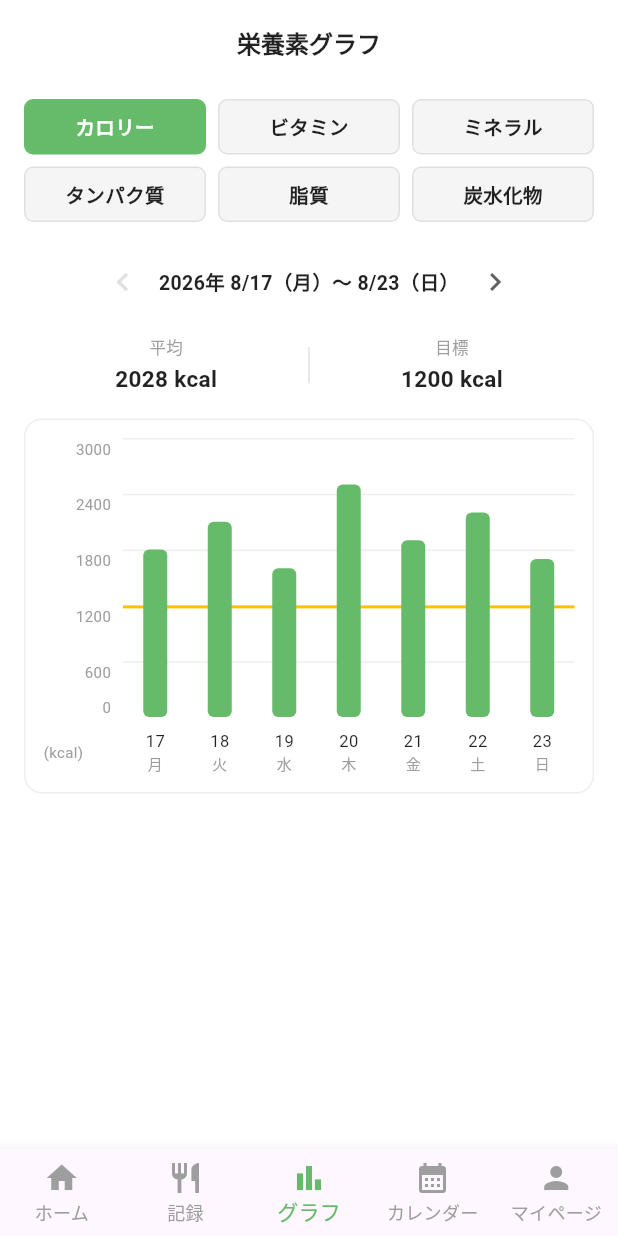
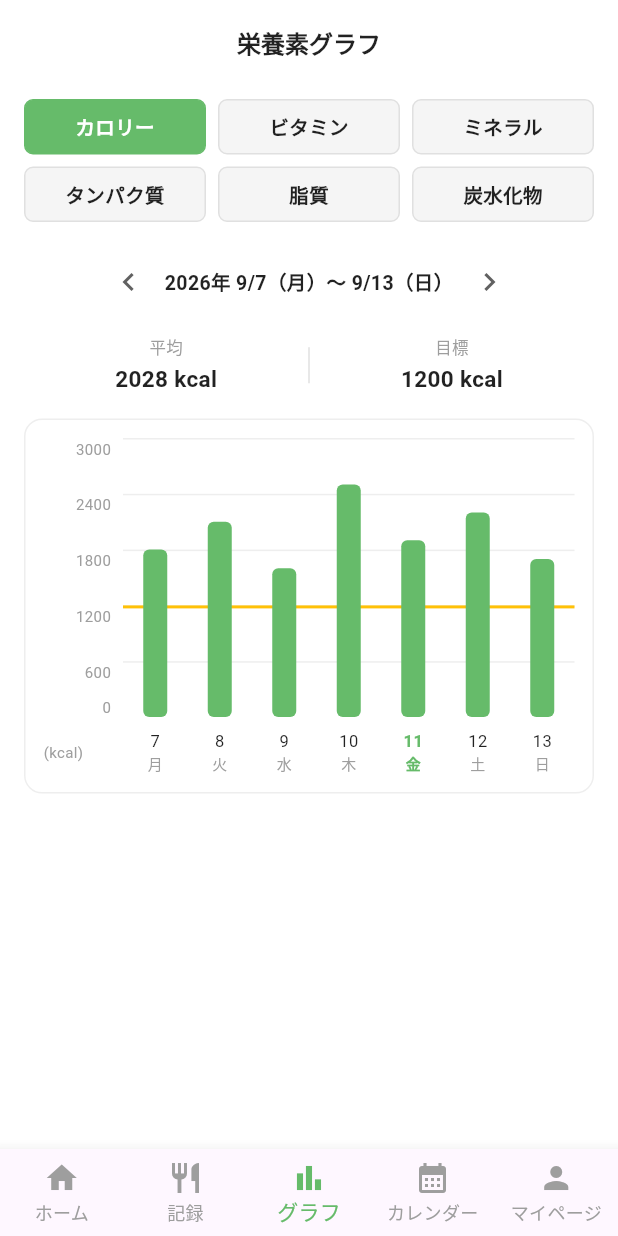
Before and after one commit to otya-0824/1600man, a Flutter app: the GraphScreen screen opened directly, on a phone screen of 412 x 824 dp. Run offline on Flutter 3.47's test engine with Material 3 defaults, Android fonts, the phone set to English and light mode, and no system bars; our stand-ins replace firebase_core, fl_chart; accounts and stored records are empty.

Commit message:
Add files via upload

```diff
--- a/lib/calendar.dart
+++ b/lib/calendar.dart
@@ -12,9 +12,26 @@ class CalendarScreen extends StatefulWidget {
 }
 
 class _CalendarScreenState extends State<CalendarScreen> {
-  // 2026年8月スタート
-  int _currentYear = 2026;
-  int _currentMonth = 8;
+  late int _currentYear;
+  late int _currentMonth;
+
+  @override
+  void initState() {
+    super.initState();
+    // 開いたときの実際の現在日時を取得し、初期表示に設定する
+    DateTime now = DateTime.now();
+    _currentYear = now.year;
+    _currentMonth = now.month;
+
+    // アプリの許可範囲（2026年8月 〜 2090年12月）に収まるようクランプ処理
+    if (_currentYear < 2026 || (_currentYear == 2026 && _currentMonth < 8)) {
+      _currentYear = 2026;
+      _currentMonth = 8;
+    } else if (_currentYear > 2090 || (_currentYear == 2090 && _currentMonth > 12)) {
+      _currentYear = 2090;
+      _currentMonth = 12;
+    }
+  }
 
   // =====================================================================
   // 【バックエンド担当者様へのデータ連携仕様】
--- a/lib/gurahu.dart
+++ b/lib/gurahu.dart
@@ -25,7 +25,11 @@ class _GraphScreenState extends State<GraphScreen> {
   @override
   void initState() {
     super.initState();
-    _currentMonday = _getMondayOfWeek(DateTime(2026, 8, 20));
+    DateTime now = DateTime.now();
+    DateTime target = now.isBefore(_minDate)
+        ? _minDate
+        : (now.isAfter(_maxDate) ? _maxDate : now);
+    _currentMonday = _getMondayOfWeek(target);
   }
 
   DateTime _getMondayOfWeek(DateTime date) {
@@ -54,7 +58,6 @@ class _GraphScreenState extends State<GraphScreen> {
     });
   }
 
-  // 年をまたぐかどうかで表示を自動切り替えるように修正
   String _formatDateRange() {
     DateTime sunday = _currentMonday.add(const Duration(days: 6));
 
@@ -249,8 +252,10 @@ class _GraphScreenState extends State<GraphScreen> {
                                 ),
                               ),
                               const SizedBox(width: 8),
-                              // 右側のグラフ本体
+                              // 右側のグラフ本体（日付ラベルと幅を一致させるためパディングを削除しStack内で調整）
                               Expanded(
+                                child: Padding(
+                                  padding: const EdgeInsets.symmetric(horizontal: 0), // 日付ラベルのspaceAroundと位置を正確に同期
                                   child: Stack(
                                     children: [
                                       // 背景の目盛り線（6本）
@@ -300,13 +305,14 @@ class _GraphScreenState extends State<GraphScreen> {
                                     ],
                                   ),
                                 ),
+                              ),
                             ],
                           );
                         },
                       ),
                     ),
                     const SizedBox(height: 8),
-                    // 下部エリア：左側に単位 (kcal)、右側に日付・曜日を配置
+                    // 下部エリア：左側に単位 (kcal)、右側に日付・曜日を配置（左側の幅をグラフ側と完全に一致させる）
                     Row(
                       children: [
                         const SizedBox(
@@ -322,9 +328,33 @@ class _GraphScreenState extends State<GraphScreen> {
                             mainAxisAlignment: MainAxisAlignment.spaceAround,
                             children: List.generate(7, (index) {
                               DateTime targetDate = _currentMonday.add(Duration(days: index));
-                              return _DayLabel(
-                                day: '${targetDate.day}',
-                                weekDay: _getWeekDay(targetDate),
+                              DateTime now = DateTime.now();
+                              bool isToday = targetDate.year == now.year &&
+                                  targetDate.month == now.month &&
+                                  targetDate.day == now.day;
+
+                              return SizedBox(
+                                width: 16, // 棒グラフの幅(16)と揃えることで中央位置を完全一致させる
+                                child: Column(
+                                  children: [
+                                    Text(
+                                      '${targetDate.day}',
+                                      style: TextStyle(
+                                        fontSize: 11,
+                                        color: isToday ? primaryGreen : Colors.black87,
+                                        fontWeight: isToday ? FontWeight.bold : FontWeight.normal,
+                                      ),
+                                    ),
+                                    Text(
+                                      _getWeekDay(targetDate),
+                                      style: TextStyle(
+                                        fontSize: 10,
+                                        color: isToday ? primaryGreen : Colors.grey,
+                                        fontWeight: isToday ? FontWeight.bold : FontWeight.normal,
+                                      ),
+                                    ),
+                                  ],
+                                ),
                               );
                             }),
                           ),
@@ -429,20 +459,3 @@ class _GraphScreenState extends State<GraphScreen> {
     );
   }
 }
-
-class _DayLabel extends StatelessWidget {
-  final String day;
-  final String weekDay;
-
-  const _DayLabel({required this.day, required this.weekDay});
-
-  @override
-  Widget build(BuildContext context) {
-    return Column(
-      children: [
-        Text(day, style: const TextStyle(fontSize: 11, color: Colors.black87)),
-        Text(weekDay, style: const TextStyle(fontSize: 10, color: Colors.grey)),
-      ],
-    );
-  }
-}
```
Lines whose indentation alone changed are shown as unchanged.
